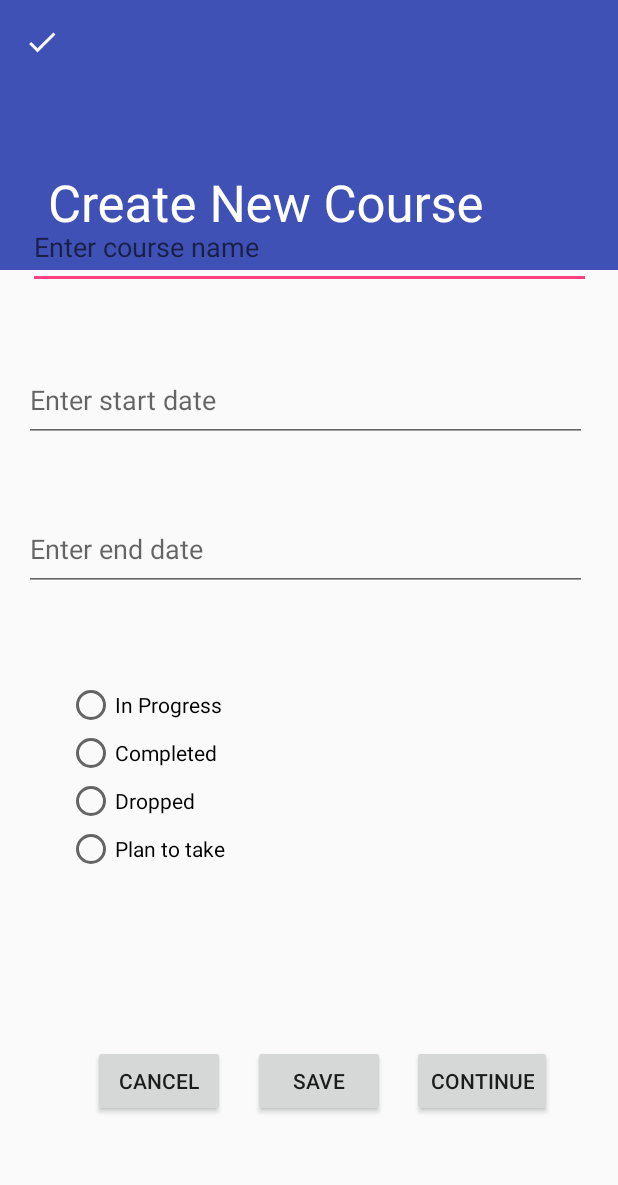
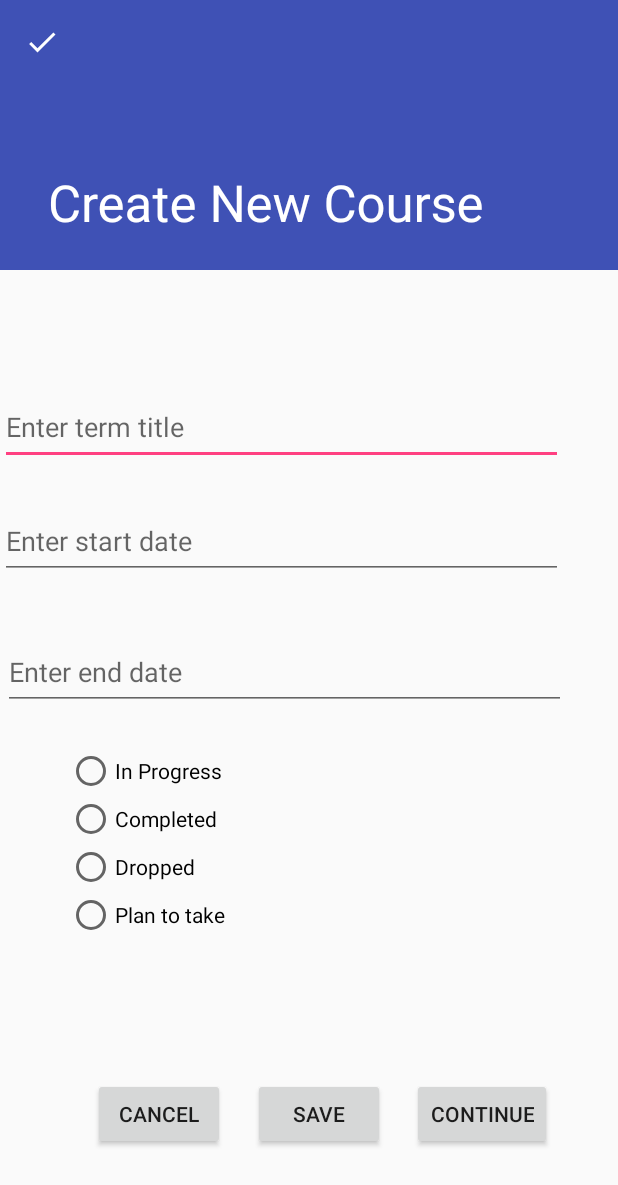
Before and after one commit to AprilC1983/C196MobileApp, an Android app: the CourseEditorActivity screen opened directly, with no data from a screen before it, on a phone screen of 412 x 824 dp. Shown: the top 1185 px of the screen. Run offline under Robolectric (Android 15) with nearby library versions, the phone set to English and light mode, and no system bars; our stand-ins replace ButterKnife.

Commit message:
Continue button from term editing screen now displays proper course editing screen. Layout appearance on course editing screen acceptable

```diff
--- a/app/src/main/res/layout/course_content_editor.xml
+++ b/app/src/main/res/layout/course_content_editor.xml
@@ -13,14 +13,14 @@
         android:layout_margin="@dimen/text_margin"
         android:layout_marginBottom="4dp"
         android:autofillHints=""
-        android:hint="@string/enter_course_name"
+        android:hint="@string/enter_term_details"
         android:inputType="text|textCapSentences"
         app:layout_constraintBottom_toBottomOf="parent"
         app:layout_constraintEnd_toEndOf="parent"
-        app:layout_constraintHorizontal_bias="0.555"
+        app:layout_constraintHorizontal_bias="0.0"
         app:layout_constraintStart_toStartOf="parent"
         app:layout_constraintTop_toTopOf="parent"
-        app:layout_constraintVertical_bias="0.165"
+        app:layout_constraintVertical_bias="0.336"
         tools:targetApi="o" />
 
     <EditText
@@ -51,10 +51,10 @@
         android:inputType="date"
         app:layout_constraintBottom_toBottomOf="parent"
         app:layout_constraintEnd_toEndOf="parent"
-        app:layout_constraintHorizontal_bias="0.0"
+        app:layout_constraintHorizontal_bias="0.055"
         app:layout_constraintStart_toStartOf="parent"
         app:layout_constraintTop_toBottomOf="@+id/course_start_text"
-        app:layout_constraintVertical_bias="0.064"
+        app:layout_constraintVertical_bias="0.097"
         tools:targetApi="o" />
 
     <RadioGroup
@@ -65,7 +65,7 @@
         app:layout_constraintEnd_toEndOf="parent"
         app:layout_constraintStart_toStartOf="parent"
         app:layout_constraintTop_toBottomOf="@+id/course_end_text"
-        app:layout_constraintVertical_bias="0.225">
+        app:layout_constraintVertical_bias="0.133">
 
         <RadioButton
             android:id="@+id/in_progress_rb"
--- a/app/src/main/res/values/dimens.xml
+++ b/app/src/main/res/values/dimens.xml
@@ -3,6 +3,6 @@
     <dimen name="list_text_size">18sp</dimen>
     <dimen name="list_fab_margin">8dp</dimen>
     <dimen name="app_bar_height">180dp</dimen>
-    <dimen name="text_margin">16dp</dimen>
-    <dimen name="text_height">55dp</dimen>
+    <dimen name="text_margin">0dp</dimen>
+    <dimen name="text_height">50dp</dimen>
 </resources>
```
